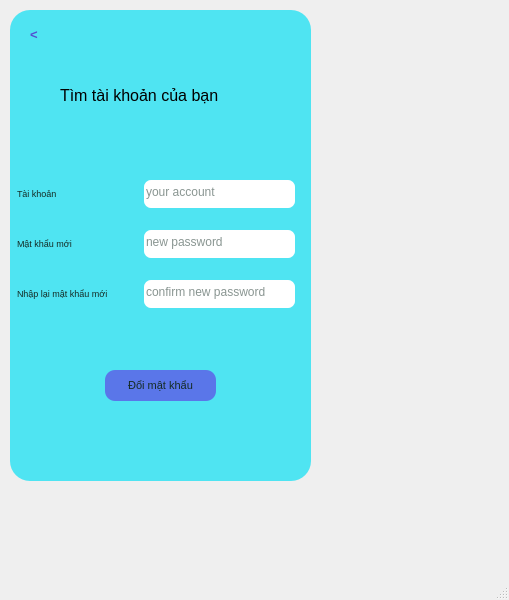
Before: the Qt Designer form forgot_pw.ui in Hahahahihihohe/LTUD, drawn with Qt 5.
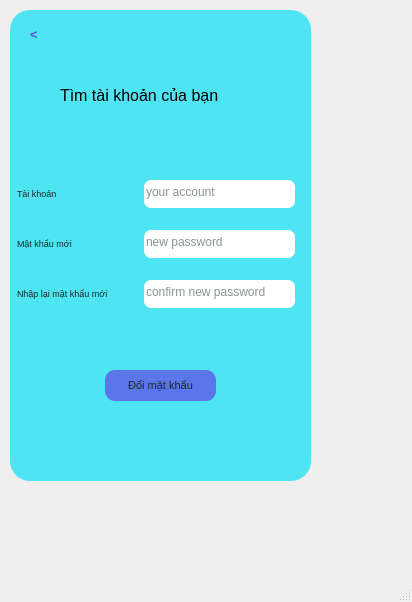
After: the same form once the commit is applied.

The edit to the form file:
```diff
--- a/forgot_pw.ui
+++ b/forgot_pw.ui
@@ -6,8 +6,8 @@
    <rect>
     <x>0</x>
     <y>0</y>
-    <width>509</width>
-    <height>600</height>
+    <width>412</width>
+    <height>602</height>
    </rect>
   </property>
   <property name="windowTitle">
```
Left out of the diff: 2 changed lines with no effect on the pictures.
